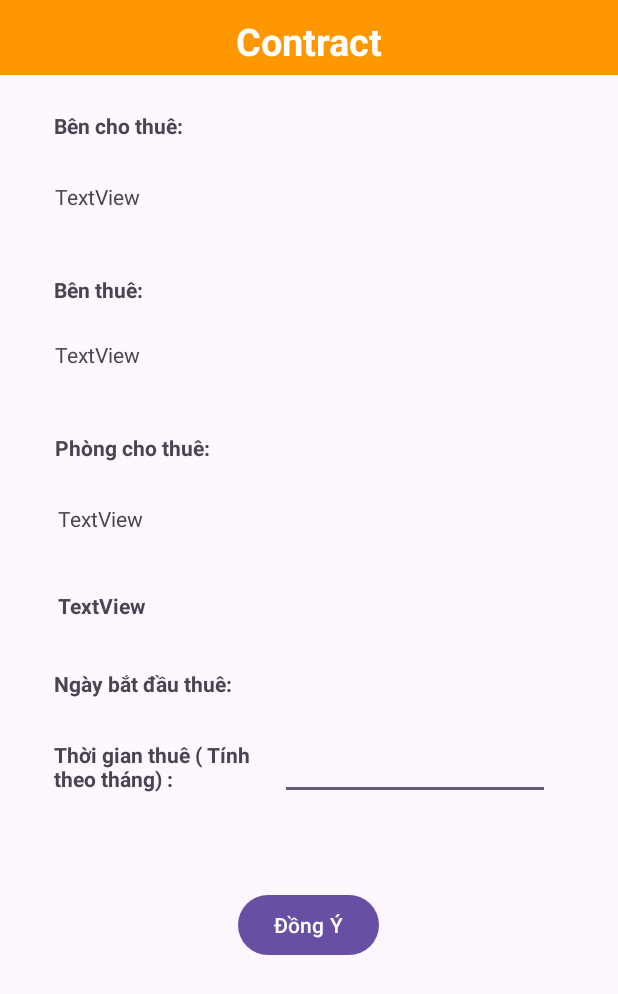
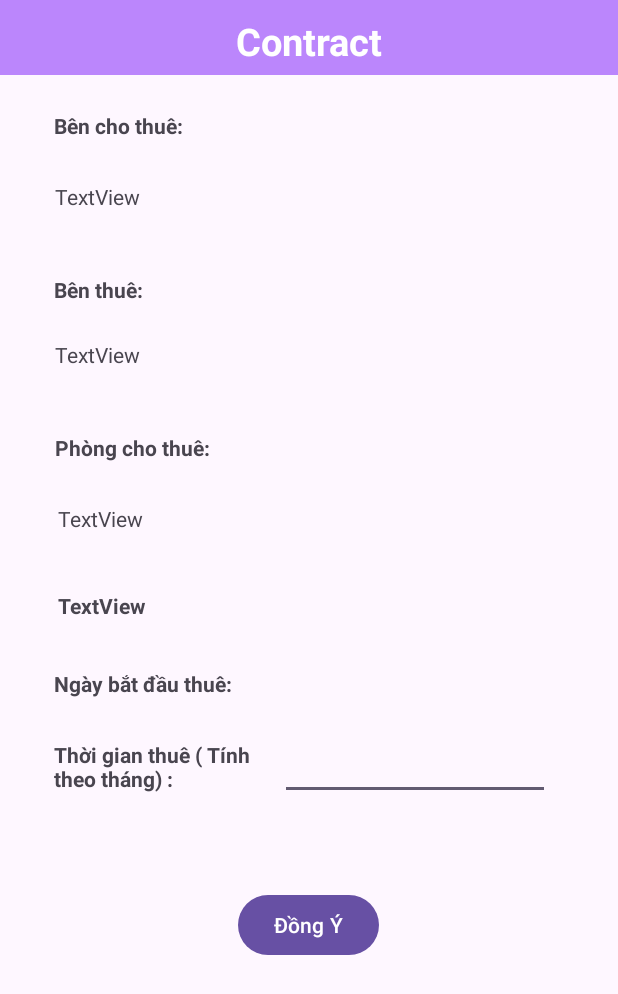
Before and after one commit to Gimmwee/ManagementDormitory, an Android app: the BookingRoomActivity screen opened directly, with no data from a screen before it, on a phone screen of 412 x 824 dp. Shown: the top 994 px of the screen. Run offline under Robolectric (Android 15) with nearby library versions, the light colour scheme and no system bars; our stand-ins replace Firebase (no records; nobody signed in at launch, a user with empty details on screens opened directly); 1 statement that could not run was skipped.

Commit message:
Update activity_booking_room_activity

```diff
--- /dev/null
+++ b/app/src/main/java/com/example/managementdormitory/adapter/BookingAdapter.java
@@ -0,0 +1,4 @@
+package com.example.managementdormitory.adapter;
+
+public class BookingAdapter {
+}
--- a/app/src/main/res/layout/activity_booking_room_ativity.xml
+++ b/app/src/main/res/layout/activity_booking_room_ativity.xml
@@ -4,12 +4,12 @@
     xmlns:tools="http://schemas.android.com/tools"
     android:layout_width="match_parent"
     android:layout_height="match_parent"
-    tools:context=".BookingRoomAtivity">
+    tools:context=".BookingRoomActivity">
     <RelativeLayout
         android:id="@+id/relativeLayout"
         android:layout_width="match_parent"
         android:layout_height="50dp"
-        android:background="@color/yellow"
+        android:background="@color/purple_200"
         android:orientation="vertical"
         tools:ignore="MissingConstraints">
 
```
Also changed, not shown: app/src/main/res/layout/activity_booking_room.xml (deleted, +0 -9 lines), app/src/main/res/layout/fragment_home.xml (deleted, +0 -14 lines).
